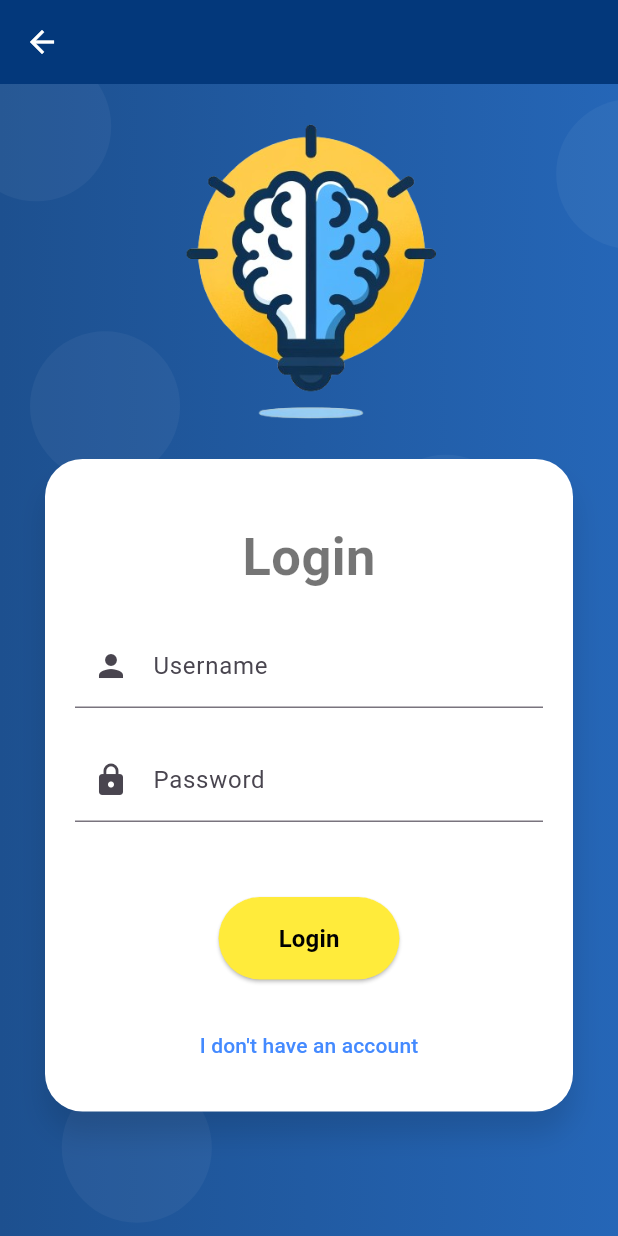
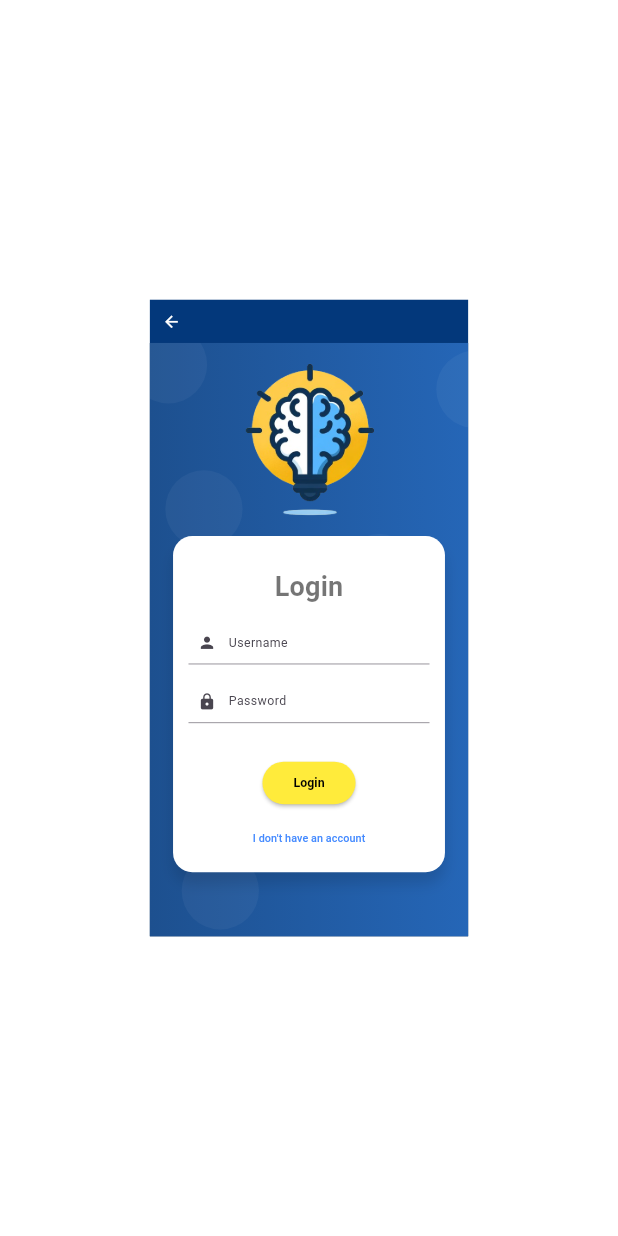
Before and after one commit to AlejoEnriquez2/CogniSAGE_Care, a Flutter app: the screen it shows after launch, after a tap on "TEST", on a phone screen of 412 x 824 dp. Run offline on Flutter 3.47's test engine with Material 3 defaults, Android fonts, the phone set to English and light mode, and no system bars; our stand-ins replace flutter_secure_storage, flutter_svg, image_gallery_saver.

Commit message:
Final Version

```diff
--- a/lib/l10n/intl_es.arb
+++ b/lib/l10n/intl_es.arb
@@ -52,7 +52,7 @@
     "@iHaveAnAccount": {
         "description": "Texto para que los usuarios que ya tienen cuenta puedan navegar a la pantalla de inicio de sesión."
     },
-    "whatIsSageTest": "¿Qué es la prueba SAGE?",
+    "whatIsSageTest": "¿Qué es SAGE?",
     "@whatIsSageTest": {
         "description": "Pregunta sobre qué es el test SAGE."
     },
--- a/lib/main.dart
+++ b/lib/main.dart
@@ -6,6 +6,7 @@ import 'package:frontend_form/providers/locale_provider.dart';
 import 'package:frontend_form/providers/providers.dart';
 import 'package:frontend_form/screens/games/screens.dart';
 import 'package:frontend_form/theme/theme.dart';
+import 'package:frontend_form/widgets/scaled_widget.dart';
 import 'package:provider/provider.dart';
 
 import 'generated/l10n.dart'; // This is generated by Flutter based on your ARB files
@@ -64,7 +65,8 @@ class MyApp extends StatelessWidget {
   @override
   Widget build(BuildContext context) {
     return Consumer<LocaleProvider>(builder: (context, localeProvider, child) {
-      return MaterialApp(
+      return ScaledWidget(
+        child: MaterialApp(
           debugShowCheckedModeBanner: false,
           title: 'CogniSAGE Care',
           theme: myTheme,
@@ -93,6 +95,7 @@ class MyApp extends StatelessWidget {
             GlobalCupertinoLocalizations.delegate,
           ],
           supportedLocales: S.delegate.supportedLocales,
+        ),
       );
     });
   }
--- a/lib/screens/tests/personal_steps/medical_step.dart
+++ b/lib/screens/tests/personal_steps/medical_step.dart
@@ -181,7 +181,7 @@ class _MedicalStepState extends State<MedicalStep> {
                         ),
                       ],
                     ),
-                    SizedBox(height: deviceHeight * 0.05),
+                    SizedBox(height: deviceHeight * 0.03),
                     Text(
                       S.of(context).haveYouHadAMinorStroke,
                       style: TextStyle(fontSize: deviceHeight * 0.02),
--- a/lib/screens/tests/personal_steps/mental_step.dart
+++ b/lib/screens/tests/personal_steps/mental_step.dart
@@ -33,7 +33,7 @@ class _MentalStepState extends State<MentalStep> {
 
     return Padding(
       padding: EdgeInsets.symmetric(
-        horizontal: deviceHeight * 0.03,
+        horizontal: deviceHeight * 0.01,
         vertical: deviceWidth * 0.01,
       ),
       child: Column(
@@ -50,7 +50,7 @@ class _MentalStepState extends State<MentalStep> {
                 padding: EdgeInsets.symmetric(horizontal: deviceWidth * 0.08),
                 child: Column(
                   children: [
-                    SizedBox(height: deviceHeight * 0.02),
+                    SizedBox(height: deviceHeight * 0.01),
                     Text(
                       S.of(context).doYouCurrentlyFeelSadOrDepressed,
                       style: TextStyle(fontSize: deviceHeight * 0.020),
--- a/lib/screens/tests/personal_steps/personal_step.dart
+++ b/lib/screens/tests/personal_steps/personal_step.dart
@@ -127,7 +127,7 @@ class _PersonalStepState extends State<PersonalStep> {
                         TextFormField(
                           maxLength: 10,
                           // controller: birthdayController,
-                          keyboardType: TextInputType.datetime,
+                          // keyboardType: TextInputType.datetime,
                           onChanged: (value) {
                             setState(() {
                               widget.testModel.patientBirthday = value;
--- a/lib/screens/tests/test_instructions_screen.dart
+++ b/lib/screens/tests/test_instructions_screen.dart
@@ -146,7 +146,7 @@ class _TestInstructionsScreenState extends State<TestInstructionsScreen> {
                                 ),
                               ),
                             ),
-                            SizedBox(height: deviceHeight * 0.025),
+                            // SizedBox(height: deviceHeight * 0.025),
                             Row(
                               mainAxisAlignment: MainAxisAlignment.spaceBetween,
                               children: [
--- a/lib/screens/tests/test_steps/construction_draw_step.dart
+++ b/lib/screens/tests/test_steps/construction_draw_step.dart
@@ -91,7 +91,7 @@ class _ConstructionDrawStepState extends State<ConstructionDrawStep> {
                               ),
                               SizedBox(
                                 height: deviceHeight * 0.12,
-                                width: deviceWidth * 0.40,
+                                width: deviceWidth * 0.50,
                                 child: Column(
                                   mainAxisAlignment:
                                       MainAxisAlignment.spaceEvenly,
--- a/lib/screens/tests/test_steps/executive_draw_step.dart
+++ b/lib/screens/tests/test_steps/executive_draw_step.dart
@@ -36,7 +36,7 @@ class ExecutiveDrawStep extends StatefulWidget {
 class _ExecutiveDrawStepState extends State<ExecutiveDrawStep> {
   final TestProvider testProvider = TestProvider();
   bool _isRowVisible = true;
-  bool _dialogShown = false; // Flag to ensure the dialog is shown only once
+  bool _dialogShown = true; // Flag to ensure the dialog is shown only once
 
   @override
   void didUpdateWidget(covariant ExecutiveDrawStep oldWidget) {
--- a/lib/screens/tests/test_steps/similarities_step.dart
+++ b/lib/screens/tests/test_steps/similarities_step.dart
@@ -36,11 +36,11 @@ class _SimilaritiesStepState extends State<SimilaritiesStep> {
 
     return Padding(
       padding: EdgeInsets.symmetric(
-          horizontal: deviceWidth * 0.025, vertical: deviceHeight * 0.01),
+          horizontal: deviceWidth * 0.02, vertical: deviceHeight * 0.01),
       child: Column(children: [
         Container(
-          height: deviceHeight * 0.6,
-          width: deviceWidth * 0.95,
+          height: deviceHeight * 0.65,
+          width: deviceWidth,
           decoration: BoxDecoration(
             color: const Color.fromARGB(255, 255, 253, 255),
             borderRadius: BorderRadius.circular(20),
--- a/lib/services/auth_service.dart
+++ b/lib/services/auth_service.dart
@@ -12,7 +12,7 @@ import 'package:http/io_client.dart';
 class AuthService {
   // final String _baseUrl = 'http://192.168.0.38:3000';
   // final String _baseUrl = 'http://192.168.137.1:3000';
-  final String _baseUrl = 'https://e789-90-77-215-112.ngrok-free.app';
+  final String _baseUrl = 'https://60ae-46-239-120-87.ngrok-free.app';
 
   PatientProvider patientProvider = PatientProvider();
   DatabaseService databaseService = DatabaseService();
--- a/lib/services/database_service.dart
+++ b/lib/services/database_service.dart
@@ -9,7 +9,7 @@ import '../models/models.dart';
 class DatabaseService extends ChangeNotifier {
   // final String _baseUrl = 'http://192.168.0.38:3000';
   // final String _baseUrl = 'http://192.168.137.1:3000';
-  final String _baseUrl = 'https://e789-90-77-215-112.ngrok-free.app';
+  final String _baseUrl = 'https://60ae-46-239-120-87.ngrok-free.app';
 
   Patient? patient;
   final storage = SecureStorage();
--- a/lib/services/form_service.dart
+++ b/lib/services/form_service.dart
@@ -4,7 +4,7 @@ import 'package:http/http.dart' as http;
 class FormService extends ChangeNotifier {
   // final String _baseUrl = 'http://192.168.0.38:3000/';
   // final String _baseUrl = 'http://192.168.137.1:3000';
-  final String _baseUrl = 'https://e789-90-77-215-112.ngrok-free.app';
+  final String _baseUrl = 'https://60ae-46-239-120-87.ngrok-free.app';
 
   Future<void> submitForm(formModel, context) async {
     final url = Uri.parse('$_baseUrl/posts');
--- a/lib/services/registration_service.dart
+++ b/lib/services/registration_service.dart
@@ -8,7 +8,7 @@ import 'package:http/io_client.dart';
 class RegistrationService {
   // final String _baseUrl = 'http://192.168.0.38:3000';
   // final String _baseUrl = 'http://192.168.137.1:3000';
-  final String _baseUrl = 'https://e789-90-77-215-112.ngrok-free.app';
+  final String _baseUrl = 'https://60ae-46-239-120-87.ngrok-free.app';
 
   Future<void> submitRegistration(
       registrationModel, BuildContext context) async {
--- a/lib/services/test_service.dart
+++ b/lib/services/test_service.dart
@@ -12,7 +12,7 @@ import 'package:provider/provider.dart';
 class TestService {
   // final String _baseUrl = 'http://192.168.0.38:3000';
   // final String _baseUrl = 'http://192.168.137.1:3000';
-  final String _baseUrl = 'https://e789-90-77-215-112.ngrok-free.app';
+  final String _baseUrl = 'https://60ae-46-239-120-87.ngrok-free.app';
 
   int formId = 1;
   String testLanguage = 'en';
--- /dev/null
+++ b/lib/widgets/scaled_widget.dart
@@ -0,0 +1,37 @@
+import 'package:flutter/widgets.dart';
+
+class ScaleConfig {
+  static double designWidth = 800; // Reference design width
+  static double designHeight = 1264; // Reference design height
+  static double scale = 1.0;
+
+  static void init(BuildContext context) {
+    double screenWidth = MediaQuery.of(context).size.width;
+    double screenHeight = MediaQuery.of(context).size.height;
+
+    // Determine the scale factor based on the width or height ratio
+    double scaleX = screenWidth / designWidth;
+    double scaleY = screenHeight / designHeight;
+    scale = scaleX < scaleY ? scaleX : scaleY;
+  }
+}
+
+class ScaledWidget extends StatelessWidget {
+  final Widget child;
+
+  ScaledWidget({required this.child});
+
+  @override
+  Widget build(BuildContext context) {
+    ScaleConfig.init(context);
+
+    return Transform.scale(
+      scale: ScaleConfig.scale,
+      child: Container(
+        width: ScaleConfig.designWidth,
+        height: ScaleConfig.designHeight,
+        child: child,
+      ),
+    );
+  }
+}
```
Also changed, not shown: lib/generated/intl/messages_es.dart. Lines whose indentation alone changed are shown as unchanged.
